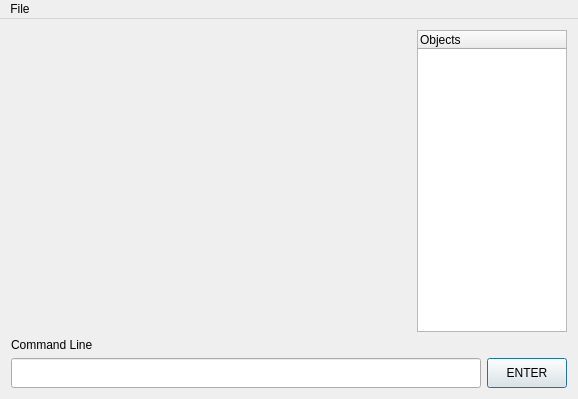
This is src/gui/mainwindow.ui in felipemelo23/MModeler as Qt 5 draws it before an edit. The edited form follows.
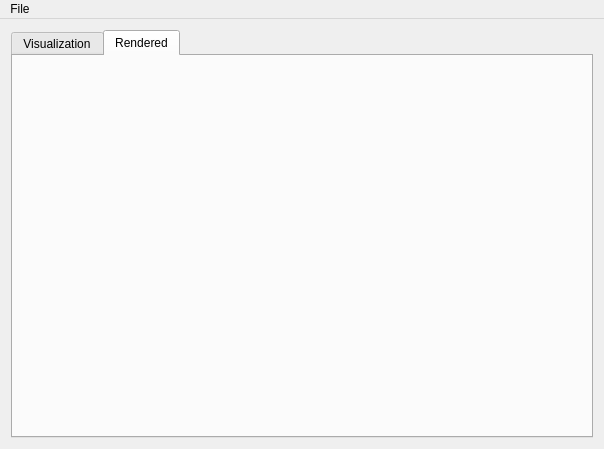
This is the edited form. Icons and pictures are not drawn. Custom widgets are drawn as their Qt base class.

```diff
--- a/src/gui/mainwindow.ui
+++ b/src/gui/mainwindow.ui
@@ -6,8 +6,8 @@
    <rect>
     <x>0</x>
     <y>0</y>
-    <width>576</width>
-    <height>399</height>
+    <width>598</width>
+    <height>445</height>
    </rect>
   </property>
   <property name="windowTitle">
@@ -20,7 +20,17 @@
   <widget class="QWidget" name="centralWidget">
    <layout class="QVBoxLayout" name="verticalLayout">
     <item>
-     <layout class="QHBoxLayout" name="horizontalLayout">
+     <widget class="QTabWidget" name="tabWidget">
+      <property name="currentIndex">
+       <number>1</number>
+      </property>
+      <widget class="QWidget" name="visTab">
+       <attribute name="title">
+        <string>Visualization</string>
+       </attribute>
+       <layout class="QVBoxLayout" name="verticalLayout_3">
+        <item>
+         <layout class="QHBoxLayout" name="horizontalLayout_4">
       <item>
        <widget class="glDisplayWidget" name="display" native="true">
         <property name="sizePolicy">
@@ -80,7 +90,7 @@
      </widget>
     </item>
     <item>
-     <layout class="QHBoxLayout" name="horizontalLayout_2">
+         <layout class="QHBoxLayout" name="horizontalLayout_3">
       <item>
        <widget class="QLineEdit" name="cmdFeed">
         <property name="minimumSize">
@@ -137,12 +147,36 @@
     </item>
    </layout>
   </widget>
+      <widget class="QWidget" name="renderTab">
+       <property name="layoutDirection">
+        <enum>Qt::LeftToRight</enum>
+       </property>
+       <attribute name="title">
+        <string>Rendered</string>
+       </attribute>
+       <layout class="QVBoxLayout" name="verticalLayout_4">
+        <item>
+         <widget class="QLabel" name="canvas">
+          <property name="text">
+           <string/>
+          </property>
+          <property name="alignment">
+           <set>Qt::AlignCenter</set>
+          </property>
+         </widget>
+        </item>
+       </layout>
+      </widget>
+     </widget>
+    </item>
+   </layout>
+  </widget>
   <widget class="QMenuBar" name="menuBar">
    <property name="geometry">
     <rect>
      <x>0</x>
      <y>0</y>
-     <width>576</width>
+     <width>598</width>
      <height>19</height>
     </rect>
    </property>
```
Lines whose indentation alone changed are shown as unchanged.
